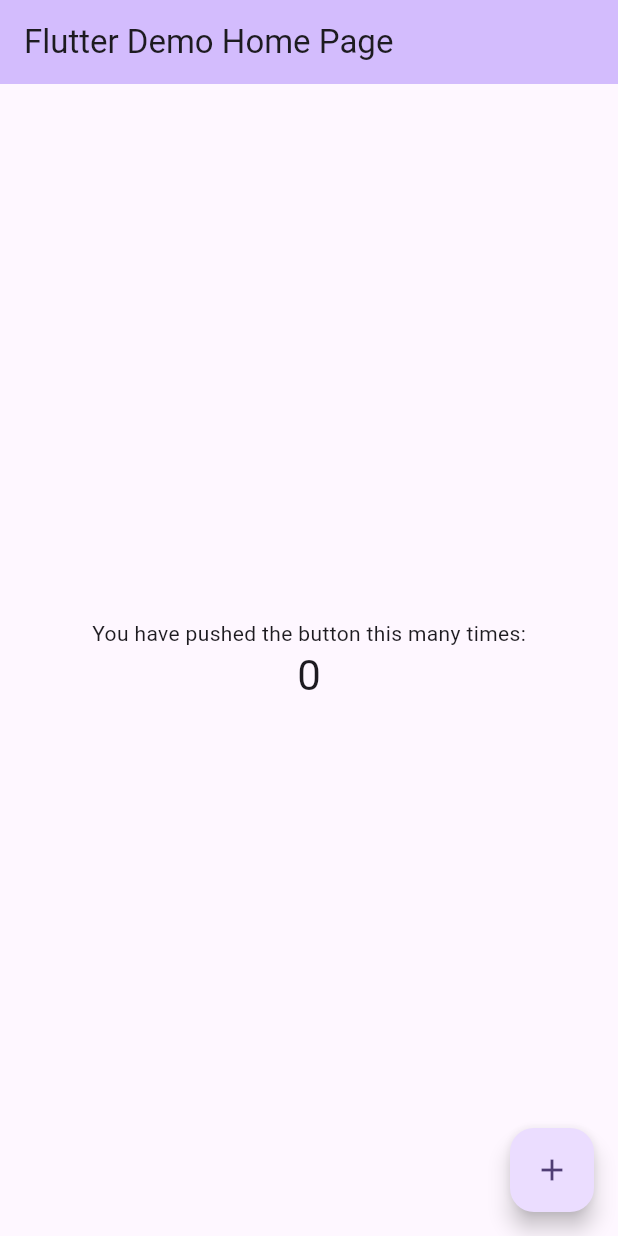
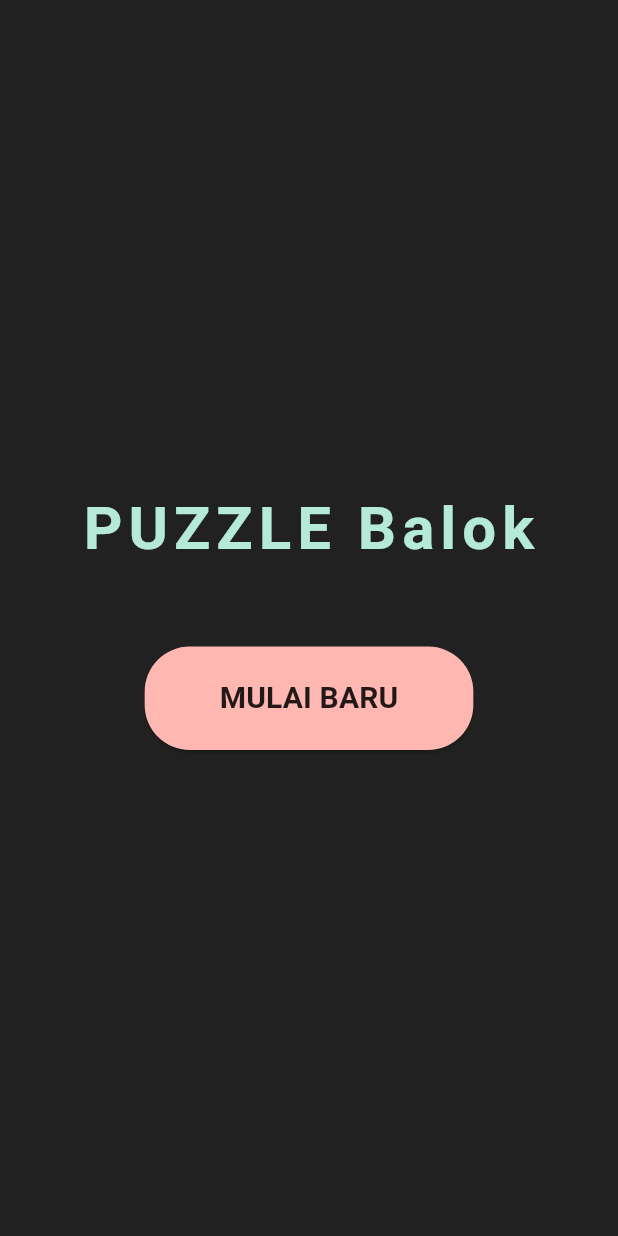
Before and after one commit to ainsley215/game-block-puzzle, a Flutter app: the screen it shows after launch, on a phone screen of 412 x 824 dp. Run offline on Flutter 3.47's test engine with Material 3 defaults, Android fonts, the phone set to English and light mode, and no system bars; our stand-ins replace shared_preferences.

Commit message:
game puzzle balok sederhana selesai

```diff
--- a/lib/main.dart
+++ b/lib/main.dart
@@ -1,122 +1,21 @@
 import 'package:flutter/material.dart';
+import 'main_menu.dart'; // Import file yang baru kita buat
 
-void main() {
-  runApp(const MyApp());
-}
+void main() => runApp(const PuzzleGame());
 
-class MyApp extends StatelessWidget {
-  const MyApp({super.key});
+class PuzzleGame extends StatelessWidget {
+  const PuzzleGame({super.key});
 
-  // This widget is the root of your application.
   @override
   Widget build(BuildContext context) {
     return MaterialApp(
-      title: 'Flutter Demo',
-      theme: ThemeData(
-        // This is the theme of your application.
-        //
-        // TRY THIS: Try running your application with "flutter run". You'll see
-        // the application has a purple toolbar. Then, without quitting the app,
-        // try changing the seedColor in the colorScheme below to Colors.green
-        // and then invoke "hot reload" (save your changes or press the "hot
-        // reload" button in a Flutter-supported IDE, or press "r" if you used
-        // the command line to start the app).
-        //
-        // Notice that the counter didn't reset back to zero; the application
-        // state is not lost during the reload. To reset the state, use hot
-        // restart instead.
-        //
-        // This works for code too, not just values: Most code changes can be
-        // tested with just a hot reload.
-        colorScheme: ColorScheme.fromSeed(seedColor: Colors.deepPurple),
+      debugShowCheckedModeBanner: false,
+      home: Scaffold(
+        backgroundColor: Colors.grey[900],
+        body: const SafeArea(
+          child: MainMenu(), // Memanggil widget dari game_board.dart
+        ),
       ),
-      home: const MyHomePage(title: 'Flutter Demo Home Page'),
     );
   }
 }
-
-class MyHomePage extends StatefulWidget {
-  const MyHomePage({super.key, required this.title});
-
-  // This widget is the home page of your application. It is stateful, meaning
-  // that it has a State object (defined below) that contains fields that affect
-  // how it looks.
-
-  // This class is the configuration for the state. It holds the values (in this
-  // case the title) provided by the parent (in this case the App widget) and
-  // used by the build method of the State. Fields in a Widget subclass are
-  // always marked "final".
-
-  final String title;
-
-  @override
-  State<MyHomePage> createState() => _MyHomePageState();
-}
-
-class _MyHomePageState extends State<MyHomePage> {
-  int _counter = 0;
-
-  void _incrementCounter() {
-    setState(() {
-      // This call to setState tells the Flutter framework that something has
-      // changed in this State, which causes it to rerun the build method below
-      // so that the display can reflect the updated values. If we changed
-      // _counter without calling setState(), then the build method would not be
-      // called again, and so nothing would appear to happen.
-      _counter++;
-    });
-  }
-
-  @override
-  Widget build(BuildContext context) {
-    // This method is rerun every time setState is called, for instance as done
-    // by the _incrementCounter method above.
-    //
-    // The Flutter framework has been optimized to make rerunning build methods
-    // fast, so that you can just rebuild anything that needs updating rather
-    // than having to individually change instances of widgets.
-    return Scaffold(
-      appBar: AppBar(
-        // TRY THIS: Try changing the color here to a specific color (to
-        // Colors.amber, perhaps?) and trigger a hot reload to see the AppBar
-        // change color while the other colors stay the same.
-        backgroundColor: Theme.of(context).colorScheme.inversePrimary,
-        // Here we take the value from the MyHomePage object that was created by
-        // the App.build method, and use it to set our appbar title.
-        title: Text(widget.title),
-      ),
-      body: Center(
-        // Center is a layout widget. It takes a single child and positions it
-        // in the middle of the parent.
-        child: Column(
-          // Column is also a layout widget. It takes a list of children and
-          // arranges them vertically. By default, it sizes itself to fit its
-          // children horizontally, and tries to be as tall as its parent.
-          //
-          // Column has various properties to control how it sizes itself and
-          // how it positions its children. Here we use mainAxisAlignment to
-          // center the children vertically; the main axis here is the vertical
-          // axis because Columns are vertical (the cross axis would be
-          // horizontal).
-          //
-          // TRY THIS: Invoke "debug painting" (choose the "Toggle Debug Paint"
-          // action in the IDE, or press "p" in the console), to see the
-          // wireframe for each widget.
-          mainAxisAlignment: MainAxisAlignment.center,
-          children: <Widget>[
-            const Text('You have pushed the button this many times:'),
-            Text(
-              '$_counter',
-              style: Theme.of(context).textTheme.headlineMedium,
-            ),
-          ],
-        ),
-      ),
-      floatingActionButton: FloatingActionButton(
-        onPressed: _incrementCounter,
-        tooltip: 'Increment',
-        child: const Icon(Icons.add),
-      ), // This trailing comma makes auto-formatting nicer for build methods.
-    );
-  }
-}
--- /dev/null
+++ b/lib/main_menu.dart
@@ -0,0 +1,48 @@
+import 'package:flutter/material.dart';
+import 'game_board.dart'; // Import file game kamu
+
+class MainMenu extends StatelessWidget {
+  const MainMenu({super.key});
+
+  @override
+  Widget build(BuildContext context) {
+    return Scaffold(
+      backgroundColor: Colors.grey[900],
+      body: Center(
+        child: Column(
+          mainAxisAlignment: MainAxisAlignment.center,
+          children: [
+            const Text(
+              "PUZZLE Balok",
+              style: TextStyle(
+                color: Color(0xFFB5EAD7),
+                fontSize: 40,
+                fontWeight: FontWeight.bold,
+                letterSpacing: 4,
+              ),
+            ),
+            const SizedBox(height: 50),
+            // TOMBOL MULAI
+            ElevatedButton(
+              onPressed: () {
+                Navigator.push(
+                  context,
+                  MaterialPageRoute(builder: (context) => const GameBoard()),
+                );
+              },
+              style: ElevatedButton.styleFrom(
+                backgroundColor: const Color(0xFFFFB7B2),
+                padding: const EdgeInsets.symmetric(horizontal: 50, vertical: 20),
+                shape: RoundedRectangleBorder(borderRadius: BorderRadius.circular(30)),
+              ),
+              child: const Text(
+                "MULAI BARU",
+                style: TextStyle(fontSize: 20, color: Colors.black87, fontWeight: FontWeight.bold),
+              ),
+            ),
+          ],
+        ),
+      ),
+    );
+  }
+}
--- a/pubspec.yaml
+++ b/pubspec.yaml
@@ -34,6 +34,7 @@ dependencies:
   # The following adds the Cupertino Icons font to your application.
   # Use with the CupertinoIcons class for iOS style icons.
   cupertino_icons: ^1.0.8
+  shared_preferences: ^2.5.4
 
 dev_dependencies:
   flutter_test:
```
Also changed, not shown: lib/game_board.dart (added, +288 -0 lines), pubspec.lock, 2 other files.
